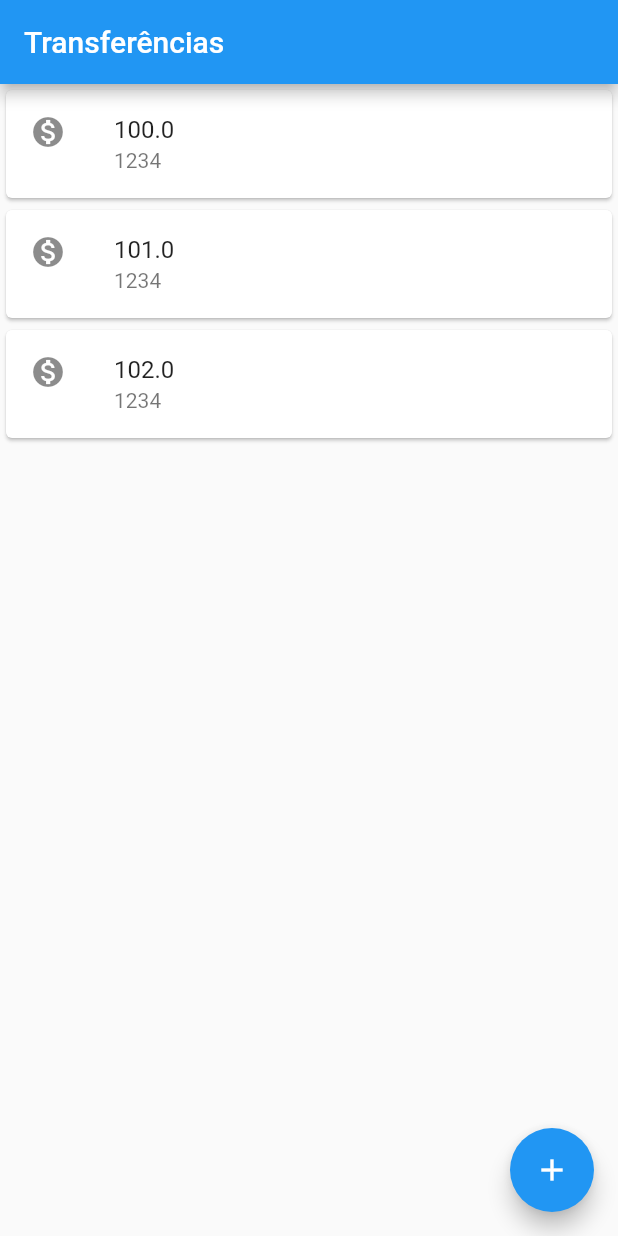
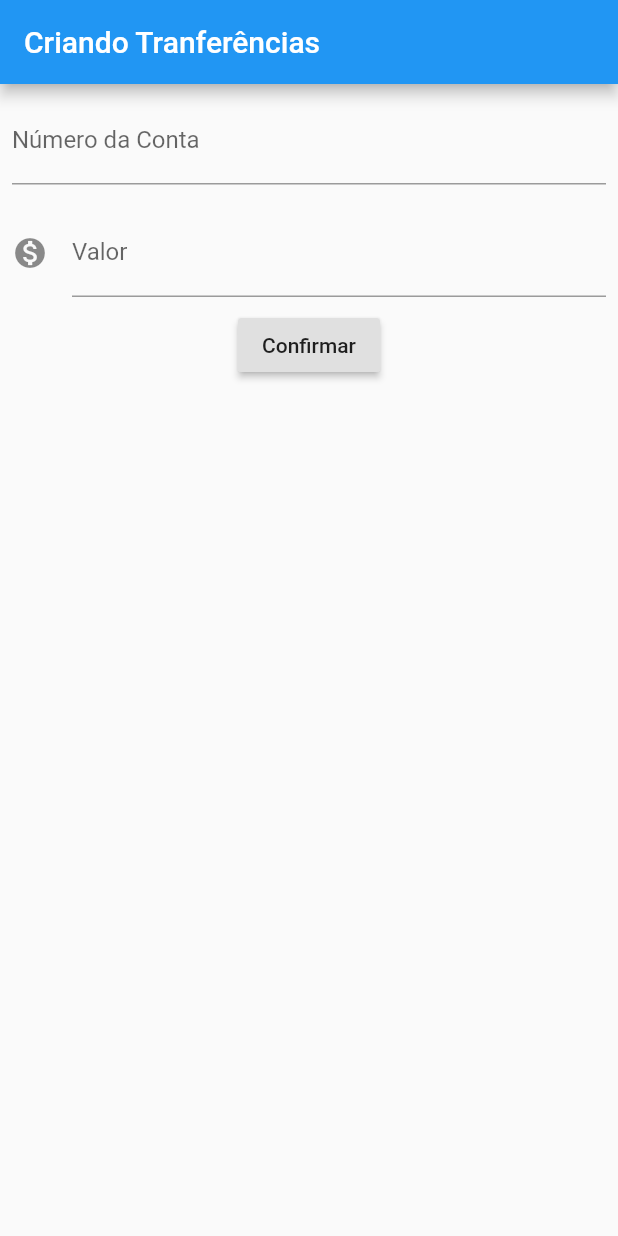
Before and after one commit to moisesfilho/bytebank, a Flutter app: the screen it shows after launch, on a phone screen of 412 x 824 dp. Run offline on Flutter 3.47's test engine with Material 2 defaults, Android fonts, the phone set to English and light mode, and no system bars; missing offline and left inert: dart:ffi.

Commit message:
Inserindo formulário de tranferência

```diff
--- a/lib/main.dart
+++ b/lib/main.dart
@@ -1,26 +1,104 @@
+import 'dart:ffi';
+
 import 'package:flutter/material.dart';
 
-void main() => runApp(MaterialApp(
+void main() => runApp(BytebankApp());
+
+class BytebankApp extends StatelessWidget {
+  @override
+  Widget build(BuildContext context) {
+    // TODO: implement build
+    return MaterialApp(
       home: Scaffold(
-        body: ListaTranferencias(),
+        body: FormularioTranferencia(),
+      ),
+    );
+  }
+}
+
+class FormularioTranferencia extends StatelessWidget {
+  final TextEditingController _controladorCampoNumeroConta =
+      TextEditingController();
+  final TextEditingController _controladorCampoValor = TextEditingController();
+
+  @override
+  Widget build(BuildContext context) {
+    return Scaffold(
       appBar: AppBar(
-          title: Text('Transferências'),
+        title: Text('Criando Tranferências'),
       ),
-        floatingActionButton: FloatingActionButton(
-          child: Icon(Icons.add),
+      body: Column(
+        children: <Widget>[
+          Padding(
+            padding: const EdgeInsets.symmetric(vertical: 8.0, horizontal: 8.0),
+            child: TextField(
+              controller: _controladorCampoNumeroConta,
+              style: TextStyle(fontSize: 16.0),
+              decoration: InputDecoration(
+                labelText: 'Número da Conta',
+                hintText: '0000',
+              ),
+              keyboardType: TextInputType.number,
             ),
           ),
+          Padding(
+            padding: const EdgeInsets.symmetric(vertical: 8.0, horizontal: 8.0),
+            child: TextField(
+              controller: _controladorCampoValor,
+              style: TextStyle(fontSize: 16.0),
+              decoration: InputDecoration(
+                icon: Icon(Icons.monetization_on),
+                labelText: 'Valor',
+                hintText: '0,00',
+              ),
+              keyboardType: TextInputType.number,
+            ),
+          ),
+          RaisedButton(
+            child: Text('Confirmar'),
+            onPressed: () {
+              final int numeroConta =
+                  int.tryParse(_controladorCampoNumeroConta.text);
+              final double valor = double.tryParse(_controladorCampoValor.text);
+              if (numeroConta != null && valor != null) {
+                final tranferenciaCriada = Tranferencia(valor, numeroConta);
+                var menssagemSucesso = 'Tranferência criada com sucesso.';
+                showMessage(context, menssagemSucesso);
+              } else {
+                var menssagemFaltandoDados = 'Necessário número da conta e valor.';
+                showMessage(context, menssagemFaltandoDados);
+              }
+            },
+          )
+        ],
+      ),
+    );
+  }
+
+  void showMessage(BuildContext context, String menssagemSucesso) {
+    Scaffold.of(context).showSnackBar(SnackBar(
+      content: Text(menssagemSucesso),
     ));
+  }
+}
 
 class ListaTranferencias extends StatelessWidget {
   @override
   Widget build(BuildContext context) {
-    return Column(
+    return Scaffold(
+      body: Column(
         children: <Widget>[
           ItemTranferencia(Tranferencia(100.0, 1234)),
           ItemTranferencia(Tranferencia(101.0, 1234)),
           ItemTranferencia(Tranferencia(102.0, 1234))
         ],
+      ),
+      floatingActionButton: FloatingActionButton(
+        child: Icon(Icons.add),
+      ),
+      appBar: AppBar(
+        title: Text('Transferências'),
+      ),
     );
   }
 }
@@ -46,4 +124,9 @@ class Tranferencia {
   final int numeroConta;
 
   Tranferencia(this.valor, this.numeroConta);
+
+  @override
+  String toString() {
+    return 'Transferencia{valor: $valor, numeroConta: $numeroConta}';
   }
+}
```
Also changed, not shown: 1 other file. Lines whose indentation alone changed are shown as unchanged.
